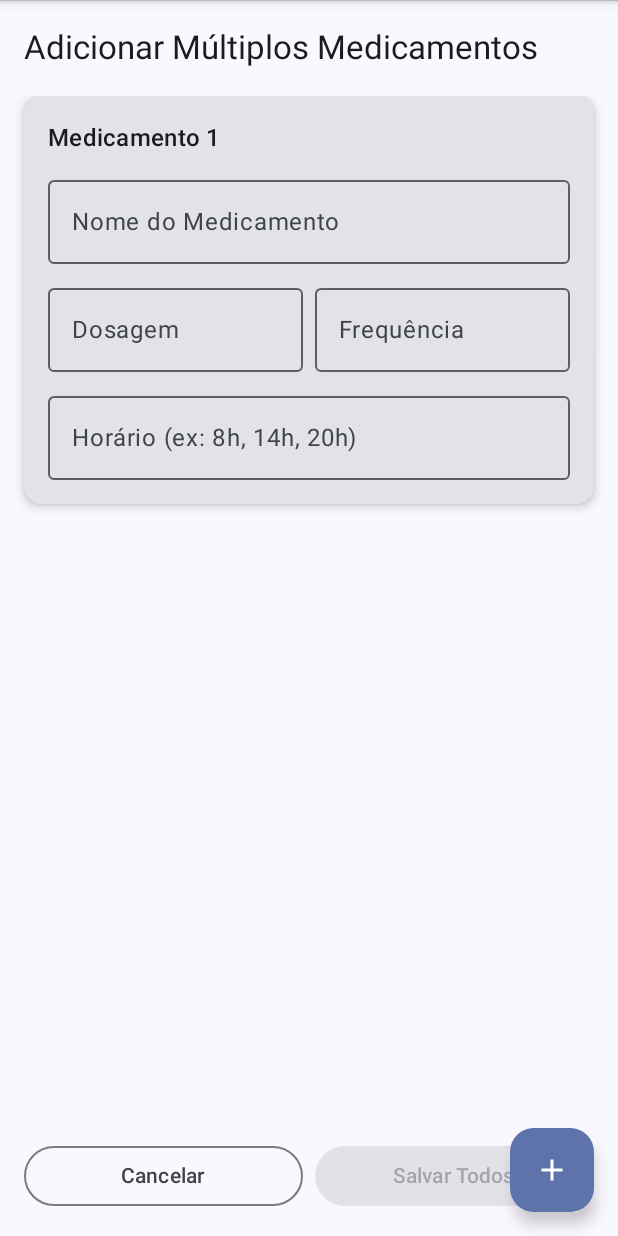
After one commit to JoaoSaol/meditrack, an Android app built with Jetpack Compose: the composable BulkAddMedicationScreen shown on its own in the app's theme, on a phone screen of 412 x 824 dp. The commit adds this screen. Run offline under Robolectric (Android 15) with nearby library versions, the phone set to English and light mode, and no system bars; our stand-ins replace Room's generated code.

Commit message:
Adiciona suporte para adicionar múltiplos medicamentos e atualiza a interface do usuário

```diff
--- /dev/null
+++ b/app/src/main/java/com/example/meditrack/ui/screens/BulkAddMedicationScreen.kt
@@ -0,0 +1,250 @@
+package com.example.meditrack.ui.screens
+
+import androidx.compose.foundation.layout.*
+import androidx.compose.foundation.lazy.LazyColumn
+import androidx.compose.foundation.lazy.itemsIndexed
+import androidx.compose.material.icons.Icons
+import androidx.compose.material.icons.filled.Add
+import androidx.compose.material.icons.filled.Delete
+import androidx.compose.material3.*
+import androidx.compose.runtime.*
+import androidx.compose.ui.Alignment
+import androidx.compose.ui.Modifier
+import androidx.compose.ui.platform.LocalContext
+import androidx.compose.ui.unit.dp
+import androidx.lifecycle.viewmodel.compose.viewModel
+import com.example.meditrack.data.model.Medication
+import com.example.meditrack.ui.viewmodel.MedicationViewModel
+import com.example.meditrack.MediTrackApplication
+import com.example.meditrack.util.NotificationScheduler
+
+data class MedicationForm(
+    var name: String = "",
+    var dosage: String = "",
+    var frequency: String = "",
+    var schedule: String = ""
+) {
+    fun isValid(): Boolean {
+        return name.isNotBlank() && dosage.isNotBlank() && frequency.isNotBlank() && schedule.isNotBlank()
+    }
+
+    fun toMedication(): Medication {
+        return Medication(
+            name = name,
+            dosage = dosage,
+            frequency = frequency,
+            schedule = schedule
+        )
+    }
+}
+
+@OptIn(ExperimentalMaterial3Api::class)
+@Composable
+fun BulkAddMedicationScreen(onSaveClick: () -> Unit) {
+    val context = LocalContext.current
+    val appContainer = (context.applicationContext as MediTrackApplication).container
+    val medicationViewModel: MedicationViewModel = viewModel(factory = MedicationViewModel.MedicationViewModelFactory(appContainer.medicationRepository))
+    val notificationScheduler = remember { NotificationScheduler(context) }
+
+    var medications by remember { mutableStateOf(listOf(MedicationForm())) }
+    var isSaving by remember { mutableStateOf(false) }
+
+    Scaffold(
+        topBar = {
+            TopAppBar(title = { Text("Adicionar Múltiplos Medicamentos") })
+        },
+        floatingActionButton = {
+            FloatingActionButton(
+                onClick = {
+                    medications = medications + MedicationForm()
+                }
+            ) {
+                Icon(Icons.Filled.Add, "Adicionar medicamento")
+            }
+        }
+    ) { paddingValues ->
+        Column(
+            modifier = Modifier
+                .padding(paddingValues)
+                .fillMaxSize()
+        ) {
+            LazyColumn(
+                modifier = Modifier
+                    .weight(1f)
+                    .padding(horizontal = 16.dp),
+                verticalArrangement = Arrangement.spacedBy(16.dp)
+            ) {
+                itemsIndexed(medications) { index, medication ->
+                    MedicationFormCard(
+                        medication = medication,
+                        onMedicationChange = { updatedMedication ->
+                            medications = medications.toMutableList().apply {
+                                this[index] = updatedMedication
+                            }
+                        },
+                        onDelete = if (medications.size > 1) {
+                            {
+                                medications = medications.toMutableList().apply {
+                                    removeAt(index)
+                                }
+                            }
+                        } else null,
+                        medicationNumber = index + 1
+                    )
+                }
+            }
+
+            Spacer(modifier = Modifier.height(16.dp))
+
+            Row(
+                modifier = Modifier
+                    .fillMaxWidth()
+                    .padding(16.dp),
+                horizontalArrangement = Arrangement.spacedBy(8.dp)
+            ) {
+                OutlinedButton(
+                    onClick = onSaveClick,
+                    modifier = Modifier.weight(1f)
+                ) {
+                    Text("Cancelar")
+                }
+
+                Button(
+                    onClick = {
+                        val validMedications = medications.filter { it.isValid() }
+                        if (validMedications.isNotEmpty()) {
+                            isSaving = true
+                            validMedications.forEach { medicationForm ->
+                                val medication = medicationForm.toMedication()
+                                medicationViewModel.insertMedication(medication)
+                                notificationScheduler.scheduleNotification(medication)
+                            }
+                            onSaveClick()
+                        }
+                    },
+                    enabled = !isSaving && medications.any { it.isValid() },
+                    modifier = Modifier.weight(1f)
+                ) {
+                    if (isSaving) {
+                        CircularProgressIndicator(
+                            modifier = Modifier.size(16.dp),
+                            strokeWidth = 2.dp
+                        )
+                    } else {
+                        Text("Salvar Todos")
+                    }
+                }
+            }
+        }
+    }
+}
+
+@OptIn(ExperimentalMaterial3Api::class)
+@Composable
+fun MedicationFormCard(
+    medication: MedicationForm,
+    onMedicationChange: (MedicationForm) -> Unit,
+    onDelete: (() -> Unit)?,
+    medicationNumber: Int
+) {
+    Card(
+        modifier = Modifier.fillMaxWidth(),
+        elevation = CardDefaults.cardElevation(defaultElevation = 4.dp)
+    ) {
+        Column(
+            modifier = Modifier.padding(16.dp)
+        ) {
+            Row(
+                modifier = Modifier.fillMaxWidth(),
+                horizontalArrangement = Arrangement.SpaceBetween,
+                verticalAlignment = Alignment.CenterVertically
+            ) {
+                Text(
+                    text = "Medicamento $medicationNumber",
+                    style = MaterialTheme.typography.titleMedium
+                )
+
+                if (onDelete != null) {
+                    IconButton(onClick = onDelete) {
+                        Icon(
+                            Icons.Filled.Delete,
+                            contentDescription = "Remover medicamento",
+                            tint = MaterialTheme.colorScheme.error
+                        )
+                    }
+                }
+            }
+
+            Spacer(modifier = Modifier.height(8.dp))
+
+            OutlinedTextField(
+                value = medication.name,
+                onValueChange = {
+                    onMedicationChange(medication.copy(name = it))
+                },
+                label = { Text("Nome do Medicamento") },
+                modifier = Modifier.fillMaxWidth(),
+                isError = false
+            )
+
+            Spacer(modifier = Modifier.height(8.dp))
+
+            Row(
+                modifier = Modifier.fillMaxWidth(),
+                horizontalArrangement = Arrangement.spacedBy(8.dp)
+            ) {
+                OutlinedTextField(
+                    value = medication.dosage,
+                    onValueChange = {
+                        onMedicationChange(medication.copy(dosage = it))
+                    },
+                    label = { Text("Dosagem") },
+                    modifier = Modifier.weight(1f)
+                )
+
+                OutlinedTextField(
+                    value = medication.frequency,
+                    onValueChange = {
+                        onMedicationChange(medication.copy(frequency = it))
+                    },
+                    label = { Text("Frequência") },
+                    modifier = Modifier.weight(1f)
+                )
+            }
+
+            Spacer(modifier = Modifier.height(8.dp))
+
+            OutlinedTextField(
+                value = medication.schedule,
+                onValueChange = {
+                    onMedicationChange(medication.copy(schedule = it))
+                },
+                label = { Text("Horário (ex: 8h, 14h, 20h)") },
+                modifier = Modifier.fillMaxWidth()
+            )
+
+            // Indicador visual de validação
+            if (medication.name.isNotBlank() || medication.dosage.isNotBlank() ||
+                medication.frequency.isNotBlank() || medication.schedule.isNotBlank()) {
+                Spacer(modifier = Modifier.height(8.dp))
+                Row(
+                    verticalAlignment = Alignment.CenterVertically
+                ) {
+                    val isValid = medication.isValid()
+                    Icon(
+                        imageVector = if (isValid) Icons.Filled.Add else Icons.Filled.Delete,
+                        contentDescription = if (isValid) "Válido" else "Inválido",
+                        tint = if (isValid) MaterialTheme.colorScheme.primary else MaterialTheme.colorScheme.error,
+                        modifier = Modifier.size(16.dp)
+                    )
+                    Spacer(modifier = Modifier.width(4.dp))
+                    Text(
+                        text = if (isValid) "Medicamento válido" else "Preencha todos os campos",
+                        style = MaterialTheme.typography.bodySmall,
+                        color = if (isValid) MaterialTheme.colorScheme.primary else MaterialTheme.colorScheme.error
+                    )
+                }
+            }
+        }
+    }
+}
```
Also changed, not shown: app/src/main/java/com/example/meditrack/MainActivity.kt (+7 -0 lines), app/src/main/java/com/example/meditrack/ui/screens/MedicationListScreen.kt (+35 -7 lines), 2 other files.
